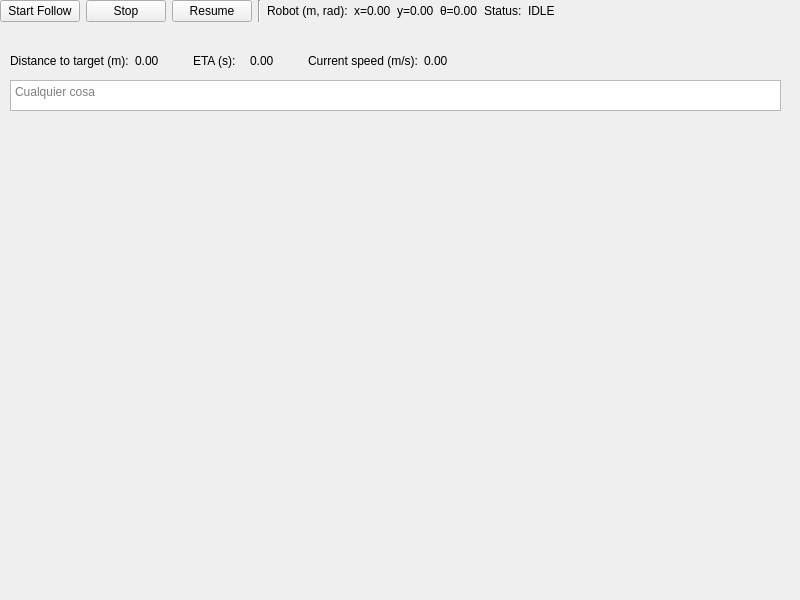
First picture: the form in ainf_mission_planner/src/mainUI.ui, repository SandraMaldonado10/RobAvanzadaG3, before the edit.
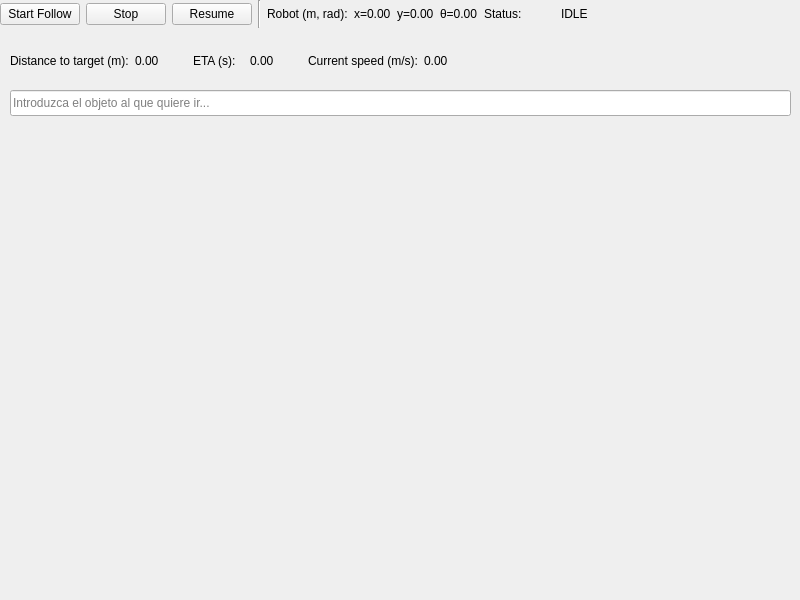
Second picture: the form after the edit.

The edit to the form file:
```diff
--- a/ainf_mission_planner/src/mainUI.ui
+++ b/ainf_mission_planner/src/mainUI.ui
@@ -32,20 +32,15 @@
     <enum>QFrame::Shape::NoFrame</enum>
    </property>
   </widget>
-  <widget class="QTextEdit" name="object_prompt">
+  <widget class="QWidget" name="layoutWidget">
    <property name="geometry">
     <rect>
-     <x>10</x>
-     <y>80</y>
-     <width>771</width>
-     <height>31</height>
+     <x>0</x>
+     <y>0</y>
+     <width>672</width>
+     <height>28</height>
     </rect>
    </property>
-   <property name="placeholderText">
-    <string>Cualquier cosa</string>
-   </property>
-  </widget>
-  <widget class="QWidget" name="">
    <layout class="QHBoxLayout" name="horizontalLayout_top">
     <item>
      <widget class="QPushButton" name="pushButton_startFollow">
@@ -118,7 +113,7 @@
     </item>
    </layout>
   </widget>
-  <widget class="QWidget" name="">
+  <widget class="QWidget" name="layoutWidget">
    <property name="geometry">
     <rect>
      <x>10</x>
@@ -185,6 +180,19 @@
     </item>
    </layout>
   </widget>
+  <widget class="QLineEdit" name="object_prompt">
+   <property name="geometry">
+    <rect>
+     <x>10</x>
+     <y>90</y>
+     <width>781</width>
+     <height>26</height>
+    </rect>
+   </property>
+   <property name="placeholderText">
+    <string>Introduzca el objeto al que quiere ir...</string>
+   </property>
+  </widget>
  </widget>
  <resources/>
  <connections/>
```
Left out of the diff: 8 changed lines with no effect on the pictures.
